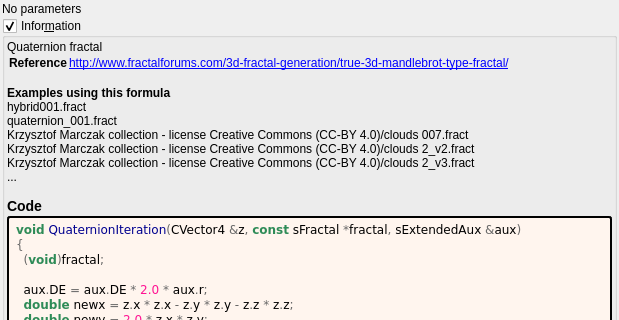
First picture: the form in mandelbulber2/formula/ui/quaternion.ui, repository buddhi1980/mandelbulber2, before the edit; both pictures show x 0 to 619 and y 0 to 320 of the 619 by 472 pixel window.
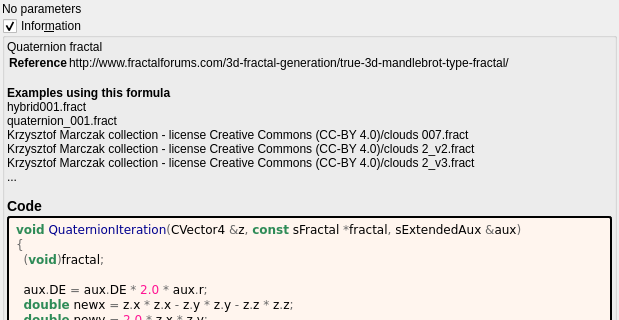
Second picture: the form after the edit. Custom widgets are drawn as their Qt base class.

Commit message:
docs: show fractalforums.com formula references as text
fractalforums.com is only partly online; fractalforums.org keeps a read-only
copy and the active forum. The formula information boxes now show
fractalforums.com references (and the wrapped lines that continue them) as
plain text. The links that remain are closed with </a>, which the generator
never wrote. The formula/ui files are regenerated with
tools/populate_ui_information.py.

What changed in the file:
```diff
--- a/mandelbulber2/formula/ui/quaternion.ui
+++ b/mandelbulber2/formula/ui/quaternion.ui
@@ -67,7 +67,7 @@
        <widget class="QLabel" name="label_information_general">
         <property name="text">
          <string notr="true">&lt;p&gt;Quaternion fractal&lt;/p&gt;&lt;table&gt;
-&lt;tr&gt;&lt;th&gt;Reference&lt;/th&gt;&lt;td&gt;&lt;a href=&quot;http://www.fractalforums.com/3d-fractal-generation/true-3d-mandlebrot-type-fractal/&quot;&gt;http://www.fractalforums.com/3d-fractal-generation/true-3d-mandlebrot-type-fractal/&lt;br&gt;
+&lt;tr&gt;&lt;th&gt;Reference&lt;/th&gt;&lt;td&gt;http://www.fractalforums.com/3d-fractal-generation/true-3d-mandlebrot-type-fractal/&lt;br&gt;
 &lt;/td&gt;&lt;/tr&gt;
 &lt;/table&gt;
 &lt;br&gt;&lt;b&gt;Examples using this formula&lt;/b&gt;&lt;br&gt;hybrid001.fract&lt;br&gt;quaternion_001.fract&lt;br&gt;Krzysztof Marczak collection - license Creative Commons (CC-BY 4.0)/clouds 007.fract&lt;br&gt;Krzysztof Marczak collection - license Creative Commons (CC-BY 4.0)/clouds 2_v2.fract&lt;br&gt;Krzysztof Marczak collection - license Creative Commons (CC-BY 4.0)/clouds 2_v3.fract&lt;br&gt;...&lt;h3&gt;Code&lt;/h3&gt;</string>
```
The commit also changes 202 other files.
